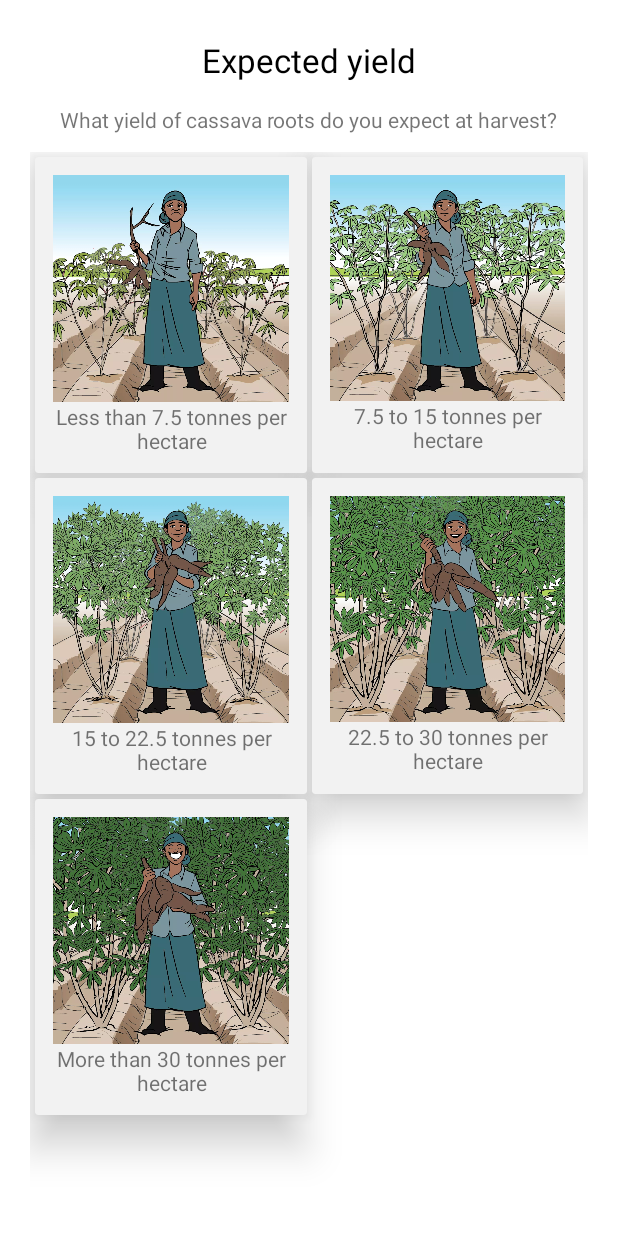
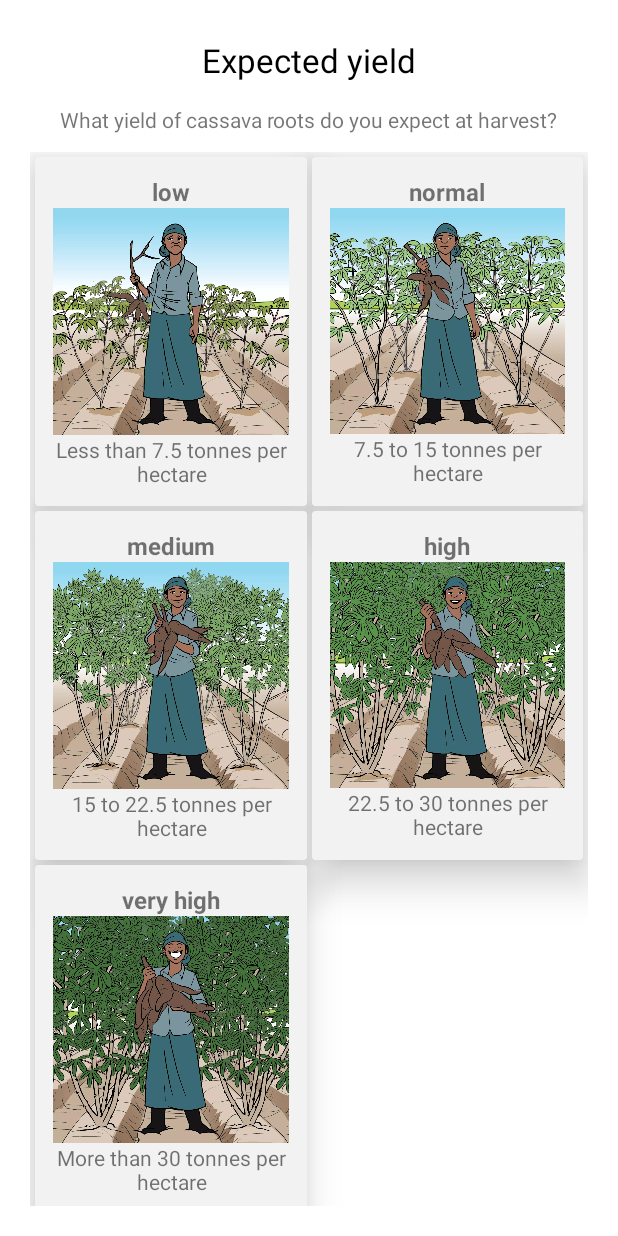
Before and after one commit to IITA-AKILIMO/rya-android, an Android app: the fragment YieldClassFragmentFragment placed in its activity, on a phone screen of 412 x 824 dp. Run offline under Robolectric (Android 15) with nearby library versions, the phone set to English and light mode, and no system bars; our stand-ins replace Room's generated code; libraries missing offline, so code that uses them is left out: com.blogspot.atifsoftwares, com.skydoves.powerspinner, com.stepstone.stepper; plain views replace StepperLayout; 9 statements that could not run were skipped.

Commit message:
refactor: updated labels for yield class images

```diff
--- a/app/src/main/java/com/akilimo/rya/adapter/FieldYieldAdapter.kt
+++ b/app/src/main/java/com/akilimo/rya/adapter/FieldYieldAdapter.kt
@@ -6,7 +6,6 @@ import android.view.View
 import android.view.ViewGroup
 import android.widget.ImageView
 import android.widget.TextView
-import androidx.annotation.NonNull
 import androidx.cardview.widget.CardView
 import androidx.core.content.ContextCompat
 import androidx.recyclerview.widget.RecyclerView
@@ -49,10 +48,12 @@ class FieldYieldAdapter(
         if (holder is OriginalViewHolder) {
             val fieldYield = items[position]
             val currentYieldAmount = fieldYield.yieldAmount
+            val imageLabel = fieldYield.imageLabel
             val yieldLabel = fieldYield.yieldLabel
             val yieldImage = fieldYield.imageId
 
-            holder.name.text = yieldLabel
+            holder.yieldName.text = yieldLabel
+            holder.imageLabel.text = imageLabel
             holder.rootYieldImage.setImageResource(yieldImage)
 
             holder.mainCard.setOnClickListener { theView ->
@@ -89,8 +90,9 @@ class FieldYieldAdapter(
 
     inner class OriginalViewHolder(binding: YieldCardLayoutBinding) :
         RecyclerView.ViewHolder(binding.root) {
-        val rootYieldImage: ImageView = binding.yieldImage //view.findViewById(R.id.yieldImage)
-        val name: TextView = binding.yieldName //view.findViewById(R.id.yieldName)
-        val mainCard: CardView = binding.yieldCard //view.findViewById(R.id.yieldCard)
+        val imageLabel: TextView = binding.imageLabel
+        val yieldName: TextView = binding.yieldName
+        val rootYieldImage: ImageView = binding.yieldImage
+        val mainCard: CardView = binding.yieldCard
     }
 }
--- a/app/src/main/java/com/akilimo/rya/data/FieldYield.kt
+++ b/app/src/main/java/com/akilimo/rya/data/FieldYield.kt
@@ -2,6 +2,7 @@ package com.akilimo.rya.data
 
 data class FieldYield(
     val imageId: Int,
+    val imageLabel: String,
     val fieldYieldAmountLabel: String,
     val yieldLabel: String,
     val yieldAmount: Double,
--- a/app/src/main/java/com/akilimo/rya/views/fragments/YieldClassFragmentFragment.kt
+++ b/app/src/main/java/com/akilimo/rya/views/fragments/YieldClassFragmentFragment.kt
@@ -176,6 +176,7 @@ class YieldClassFragmentFragment : BaseStepFragment() {
         items.add(
             FieldYield(
                 imageId = yieldImages[0],
+                imageLabel = getString(R.string.fcy_low),
                 yieldLabel = rd3Tonnes,
                 fieldYieldAmountLabel = getString(R.string.fcy_lower),
                 yieldAmount = 3.75,
@@ -185,6 +186,7 @@ class YieldClassFragmentFragment : BaseStepFragment() {
         items.add(
             FieldYield(
                 imageId = yieldImages[1],
+                imageLabel = getString(R.string.fcy_normal),
                 fieldYieldAmountLabel = getString(R.string.fcy_about_the_same),
                 yieldLabel = rd6Tonnes,
                 yieldAmount = 11.25,
@@ -194,6 +196,7 @@ class YieldClassFragmentFragment : BaseStepFragment() {
         items.add(
             FieldYield(
                 imageId = yieldImages[2],
+                imageLabel = getString(R.string.fcy_medium),
                 fieldYieldAmountLabel = getString(R.string.fcy_somewhat_higher),
                 yieldLabel = rd9Tonnes,
                 yieldAmount = 18.75,
@@ -203,6 +206,7 @@ class YieldClassFragmentFragment : BaseStepFragment() {
         items.add(
             FieldYield(
                 imageId = yieldImages[3],
+                imageLabel = getString(R.string.fcy_high),
                 fieldYieldAmountLabel = getString(R.string.fcy_2_3_times_higher),
                 yieldLabel = rd12Tonnes,
                 yieldAmount = 26.25,
@@ -212,6 +216,7 @@ class YieldClassFragmentFragment : BaseStepFragment() {
         items.add(
             FieldYield(
                 imageId = yieldImages[4],
+                imageLabel = getString(R.string.fcy_very_high),
                 fieldYieldAmountLabel = getString(R.string.fcy_more_than_3_times_higher),
                 yieldLabel = rdMore,
                 yieldAmount = 33.75,
--- a/app/src/main/res/layout/fragment_yield_class.xml
+++ b/app/src/main/res/layout/fragment_yield_class.xml
@@ -46,7 +46,7 @@
             app:layout_constraintEnd_toEndOf="parent"
             app:layout_constraintStart_toStartOf="parent"
             app:layout_constraintTop_toBottomOf="@+id/textView3"
-            tools:itemCount="5"
+            tools:itemCount="2"
             tools:listitem="@layout/yield_card_layout" />
 
     </androidx.constraintlayout.widget.ConstraintLayout>
--- a/app/src/main/res/layout/yield_card_layout.xml
+++ b/app/src/main/res/layout/yield_card_layout.xml
@@ -9,13 +9,22 @@
     android:clickable="true"
     android:focusable="true"
     app:cardElevation="@dimen/dimen_16"
-    app:cardMaxElevation="@dimen/dimen_12">
+    app:cardMaxElevation="@dimen/dimen_22">
 
     <LinearLayout
         android:layout_width="match_parent"
         android:layout_height="wrap_content"
         android:orientation="vertical"
         android:padding="@dimen/dimen_12">
+
+        <TextView
+            android:id="@+id/imageLabel"
+            android:layout_width="match_parent"
+            android:layout_height="wrap_content"
+            android:text="@string/app_name"
+            android:textAlignment="center"
+            android:textSize="@dimen/font_size_16"
+            android:textStyle="bold" />
 
         <androidx.appcompat.widget.AppCompatImageView
             android:id="@+id/yieldImage"
--- a/app/src/main/res/values/strings.xml
+++ b/app/src/main/res/values/strings.xml
@@ -37,6 +37,14 @@
     <string name="fcy_somewhat_higher">Somewhat higher</string>
     <string name="fcy_2_3_times_higher">2–3 times higher</string>
     <string name="fcy_more_than_3_times_higher">More than 3 times or higher</string>
+
+    <string name="fcy_low">low</string>
+    <string name="fcy_normal">normal</string>
+    <string name="fcy_medium">medium</string>
+    <string name="fcy_high">high</string>
+    <string name="fcy_very_high">very high</string>
+
+
     <string name="lbl_before_starting">Before starting</string>
 
 
```
